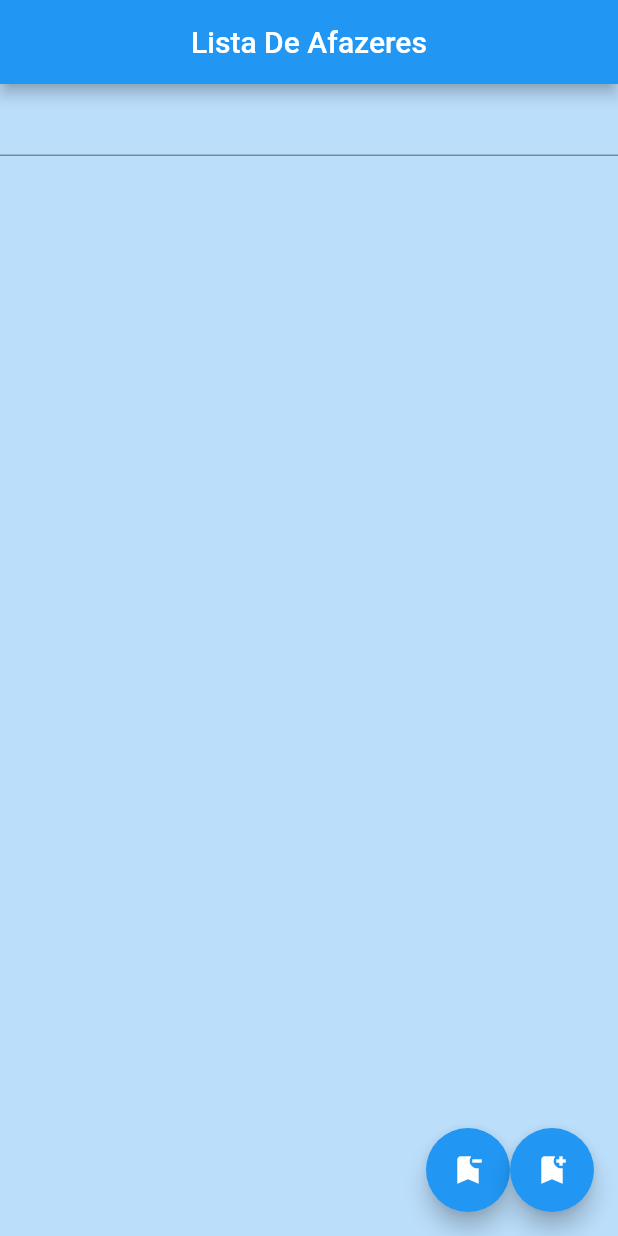
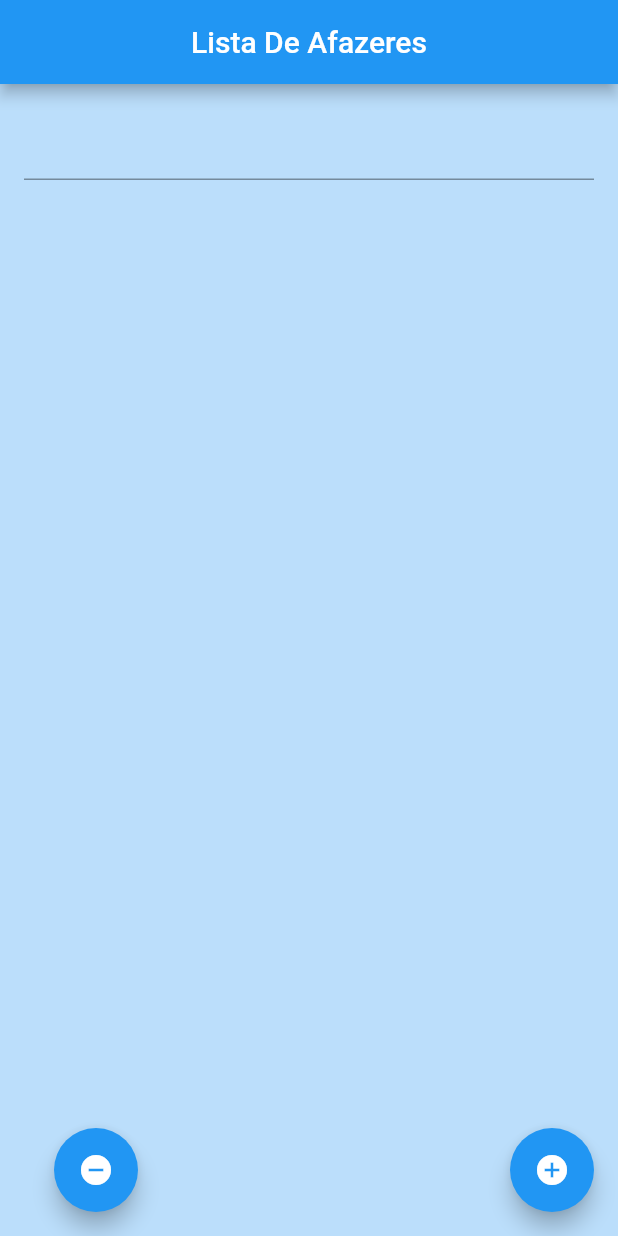
Before and after one commit to e-medeiros1/todo_list, a Flutter app: the screen it shows after launch, on a phone screen of 412 x 824 dp. Run offline on Flutter 3.47's test engine with Material 2 defaults, Android fonts, the phone set to English and light mode, and no system bars.

Commit message:
Terceiro app

```diff
--- a/lib/todo_list_page.dart
+++ b/lib/todo_list_page.dart
@@ -30,7 +30,7 @@ class _TodoListPageState extends State<TodoListPage> {
       //Body com padding
       body: Container(
         color: Colors.blue[100],
-        padding: EdgeInsets.all(16fdsfs),
+        padding: EdgeInsets.all(16),
         child: Column(
           children: [
             TextField(
@@ -62,8 +62,10 @@ class _TodoListPageState extends State<TodoListPage> {
       ),
 
       //Botão de adicionar
-      floatingActionButton: Row(
-        mainAxisAlignment: MainAxisAlignment.end,
+      floatingActionButton: SizedBox(
+        width: 360,
+        child: Row(
+          mainAxisAlignment: MainAxisAlignment.spaceBetween,
           crossAxisAlignment: CrossAxisAlignment.end,
           children: [
             FloatingActionButton(
@@ -74,7 +76,7 @@ class _TodoListPageState extends State<TodoListPage> {
                 });
                 _textEditingController.clear();
               },
-            child: Icon(Icons.bookmark_remove),
+              child: Icon(Icons.remove_circle),
             ),
             FloatingActionButton(
               backgroundColor: Colors.blue,
@@ -86,9 +88,10 @@ class _TodoListPageState extends State<TodoListPage> {
                   _textEditingController.clear();
                 }
               },
-            child: Icon(Icons.bookmark_add),
+              child: Icon(Icons.add_circle),
             ),
           ],
+        ),
       ),
     );
   }
```
Lines whose indentation alone changed are shown as unchanged.
